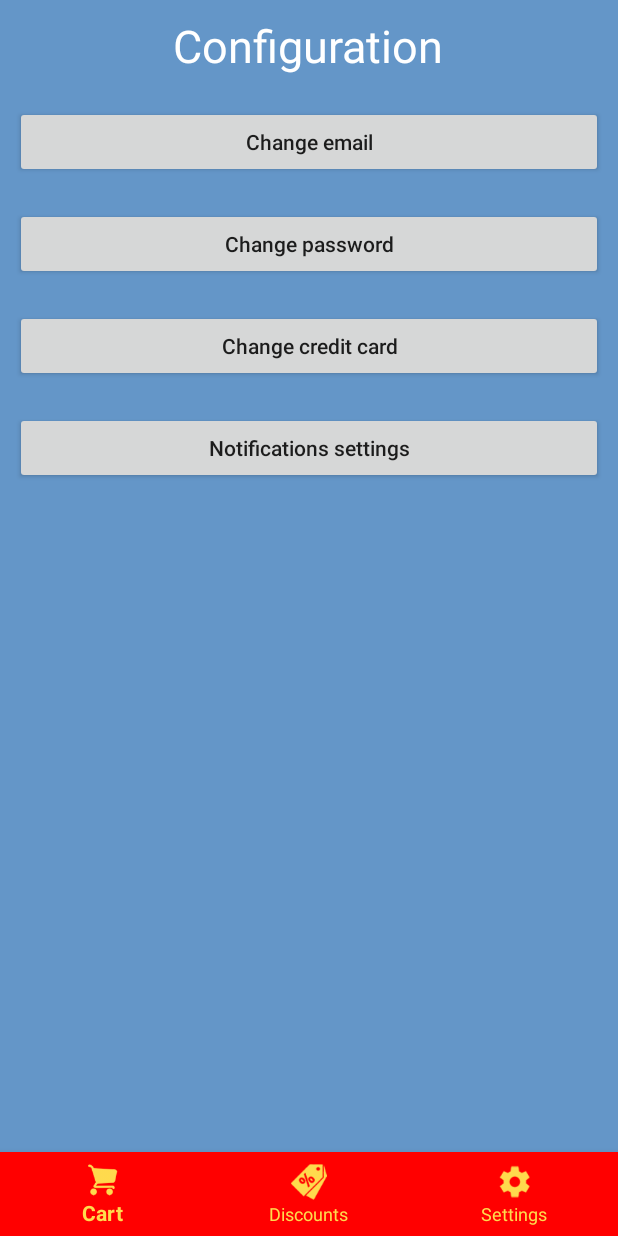
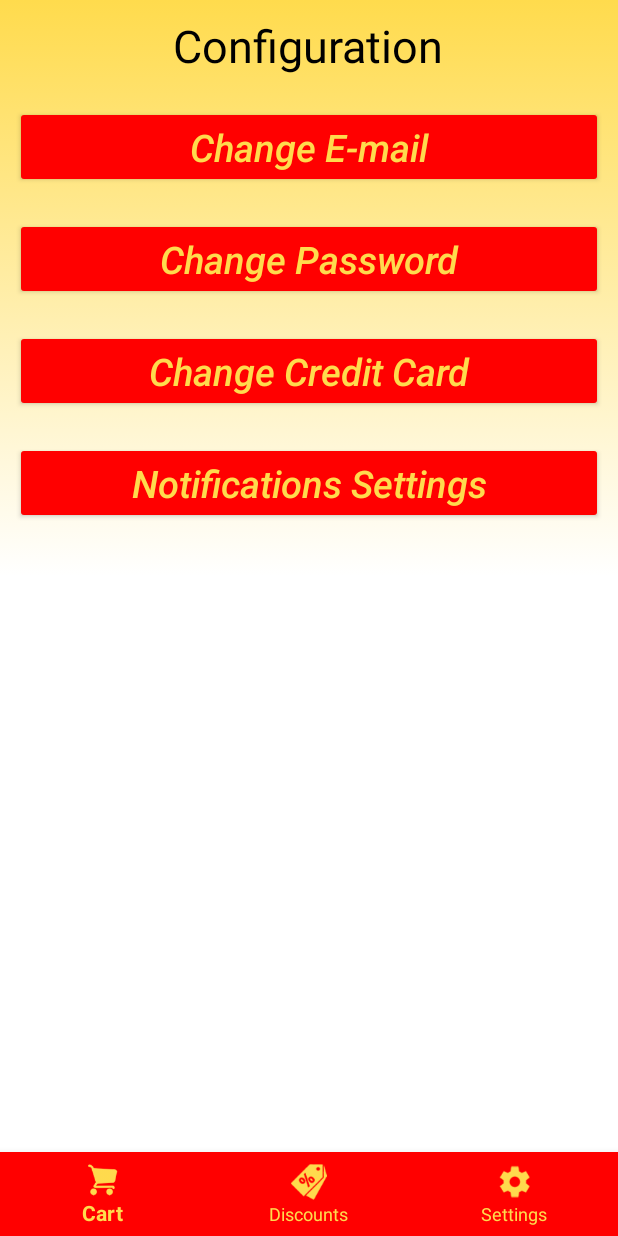
Before and after one commit to tamirmo/S-mart, an Android app: the fragment SettingsFragment placed in its activity, on a phone screen of 412 x 824 dp. Run offline under Robolectric (Android 15) with nearby library versions, the phone set to English and light mode, and no system bars.

Commit message:
* Changed settings fragment

```diff
--- a/Client/Shopper/app/src/main/res/layout/activity_login.xml
+++ b/Client/Shopper/app/src/main/res/layout/activity_login.xml
@@ -17,7 +17,7 @@
 
         <ImageView
             android:layout_width="match_parent"
-            android:layout_height="224dp"
+            android:layout_height="225dp"
             android:paddingTop="5dp"
             android:scaleType="centerInside"
             android:src="@drawable/s_mart_logo" />
@@ -35,7 +35,7 @@
                 android:layout_height="wrap_content"
                 android:layout_alignParentStart="true"
                 android:layout_alignParentTop="true"
-                android:layout_marginTop="31dp"
+                android:layout_marginTop="30dp"
                 android:hint="@string/email_edit_text_title"
                 android:inputType="textEmailAddress"
                 android:textColor="@android:color/black"
@@ -47,7 +47,7 @@
                 android:layout_height="wrap_content"
                 android:layout_alignParentStart="true"
                 android:layout_alignParentTop="true"
-                android:layout_marginTop="118dp"
+                android:layout_marginTop="110dp"
                 android:hint="@string/password_edit_text_title"
                 android:inputType="textPassword"
                 android:textColor="@android:color/black"
@@ -55,18 +55,18 @@
 
             <android.support.v7.widget.AppCompatButton
                 android:id="@+id/log_in_btn"
-                android:layout_width="wrap_content"
+                android:layout_width="match_parent"
                 android:layout_height="wrap_content"
                 android:layout_alignParentBottom="true"
-                android:layout_centerHorizontal="true"
-                android:layout_marginBottom="156dp"
+                android:layout_alignParentStart="true"
+                android:layout_marginBottom="173dp"
                 android:text="@string/log_in_btn_text"
                 android:textAlignment="center"
                 android:textAllCaps="false"
                 android:textColor="@color/s_mart_titles_color"
                 android:textSize="25sp"
                 android:textStyle="italic"
-                android:theme="@style/LoginButton" />
+                android:theme="@style/AnimatedButton" />
 
         </RelativeLayout>
     </LinearLayout>
--- a/Client/Shopper/app/src/main/res/layout/settings_fragment.xml
+++ b/Client/Shopper/app/src/main/res/layout/settings_fragment.xml
@@ -2,13 +2,16 @@
 <LinearLayout
     xmlns:android="http://schemas.android.com/apk/res/android" android:layout_width="match_parent"
     android:layout_height="match_parent"
-    android:background="@color/app_background_color"
+    android:background="@drawable/s_mart_background"
     android:orientation="vertical">
 
     <TextView
         android:layout_width="wrap_content"
         android:layout_height="wrap_content"
         android:text="@string/settings_fragment_header"
+        android:textColor="@android:color/black"
+        android:textAlignment="center"
+        android:textSize="30sp"
         style="@style/header"/>
 
     <Button
@@ -17,7 +20,12 @@
         android:layout_height="wrap_content"
         android:textAllCaps="false"
         android:layout_margin="10dp"
-        android:text="@string/change_email_header"/>
+        android:text="@string/change_email_header"
+        android:textSize="25sp"
+        android:textAlignment="center"
+        android:textColor="@color/s_mart_titles_color"
+        android:textStyle="italic"
+        android:theme="@style/AnimatedButton" />
 
     <Button
         android:id="@+id/change_password_btn"
@@ -25,7 +33,12 @@
         android:layout_height="wrap_content"
         android:textAllCaps="false"
         android:layout_margin="10dp"
-        android:text="@string/change_password_header"/>
+        android:text="@string/change_password_header"
+        android:textSize="25sp"
+        android:textAlignment="center"
+        android:textColor="@color/s_mart_titles_color"
+        android:textStyle="italic"
+        android:theme="@style/AnimatedButton" />
 
     <Button
         android:id="@+id/change_credit_btn"
@@ -33,7 +46,12 @@
         android:layout_height="wrap_content"
         android:textAllCaps="false"
         android:layout_margin="10dp"
-        android:text="@string/change_credit_header"/>
+        android:text="@string/change_credit_header"
+        android:textSize="25sp"
+        android:textAlignment="center"
+        android:textColor="@color/s_mart_titles_color"
+        android:textStyle="italic"
+        android:theme="@style/AnimatedButton" />
 
     <Button
         android:id="@+id/system_settings_btn"
@@ -41,5 +59,10 @@
         android:layout_height="wrap_content"
         android:textAllCaps="false"
         android:layout_margin="10dp"
-        android:text="@string/notifications_settings_header"/>
+        android:text="@string/notifications_settings_header"
+        android:textSize="25sp"
+        android:textAlignment="center"
+        android:textColor="@color/s_mart_titles_color"
+        android:textStyle="italic"
+        android:theme="@style/AnimatedButton" />
 </LinearLayout>
--- a/Client/Shopper/app/src/main/res/values/strings.xml
+++ b/Client/Shopper/app/src/main/res/values/strings.xml
@@ -42,10 +42,10 @@
     <string name="discounts_fragment_header">Discounts</string>
 
     <string name="settings_fragment_header">Configuration</string>
-    <string name="change_email_header">Change email</string>
-    <string name="change_password_header">Change password</string>
-    <string name="change_credit_header">Change credit card</string>
-    <string name="notifications_settings_header">Notifications settings</string>
+    <string name="change_email_header">Change E-mail</string>
+    <string name="change_password_header">Change Password</string>
+    <string name="change_credit_header">Change Credit Card</string>
+    <string name="notifications_settings_header">Notifications Settings</string>
 
     <string name="change_email_hint">Enter new email</string>
     <string name="change_credit_hint">Enter new credit</string>
--- a/Client/Shopper/app/src/main/res/values/styles.xml
+++ b/Client/Shopper/app/src/main/res/values/styles.xml
@@ -18,9 +18,10 @@
         <item name="android:layout_centerHorizontal">true</item>
     </style>
 
-    <style name="LoginButton" parent="Theme.AppCompat.Light">
+    <style name="AnimatedButton" parent="Theme.AppCompat.Light">
         <item name="colorControlHighlight">@color/s_mart_titles_color</item>
         <item name="colorButtonNormal">@color/s_mart_ui_color</item>
+
     </style>
 
 </resources>
```
